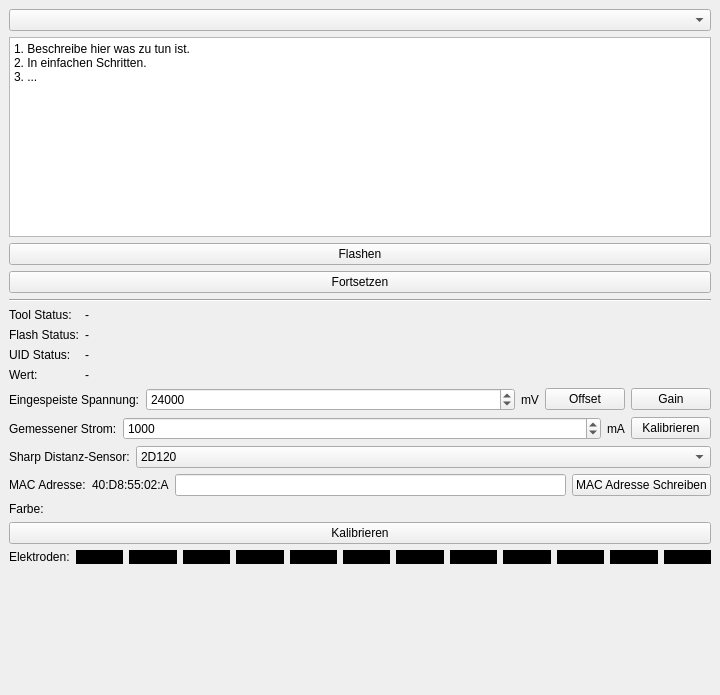
The window that src/flash-test/ui/mainwindow.ui (Tinkerforge/flash-test) describes before a commit, drawn with Qt 5.
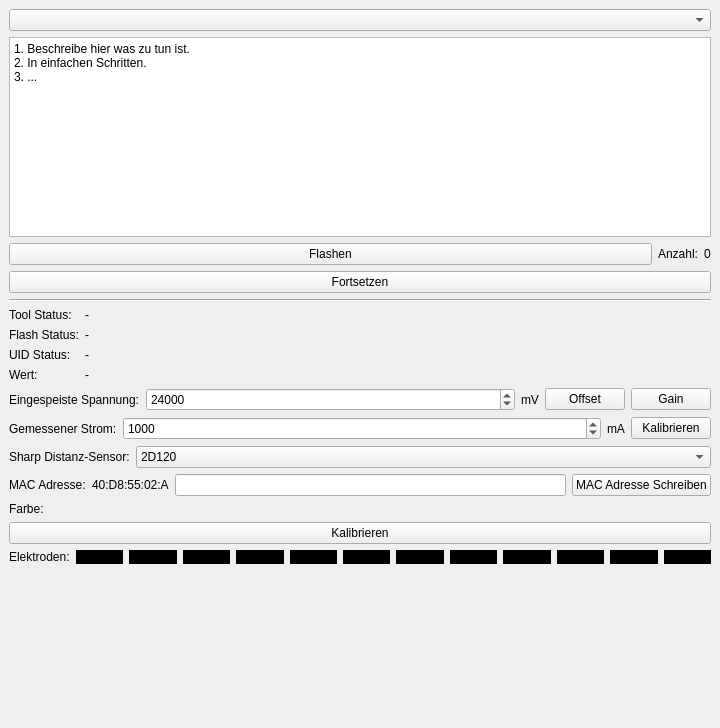
The same window after the commit.

```diff
--- a/src/flash-test/ui/mainwindow.ui
+++ b/src/flash-test/ui/mainwindow.ui
@@ -7,7 +7,7 @@
     <x>0</x>
     <y>0</y>
     <width>720</width>
-    <height>695</height>
+    <height>728</height>
    </rect>
   </property>
   <property name="windowTitle">
@@ -39,11 +39,35 @@
        </widget>
       </item>
       <item>
+       <layout class="QHBoxLayout" name="horizontalLayout">
+        <item>
        <widget class="QPushButton" name="button_flash">
+          <property name="sizePolicy">
+           <sizepolicy hsizetype="Minimum" vsizetype="Fixed">
+            <horstretch>1</horstretch>
+            <verstretch>0</verstretch>
+           </sizepolicy>
+          </property>
         <property name="text">
          <string>Flashen</string>
         </property>
        </widget>
+        </item>
+        <item>
+         <widget class="QLabel" name="label_14">
+          <property name="text">
+           <string>Anzahl:</string>
+          </property>
+         </widget>
+        </item>
+        <item>
+         <widget class="QLabel" name="label_count">
+          <property name="text">
+           <string>0</string>
+          </property>
+         </widget>
+        </item>
+       </layout>
       </item>
       <item>
        <widget class="QPushButton" name="button_continue">
```
Lines whose indentation alone changed are shown as unchanged.
